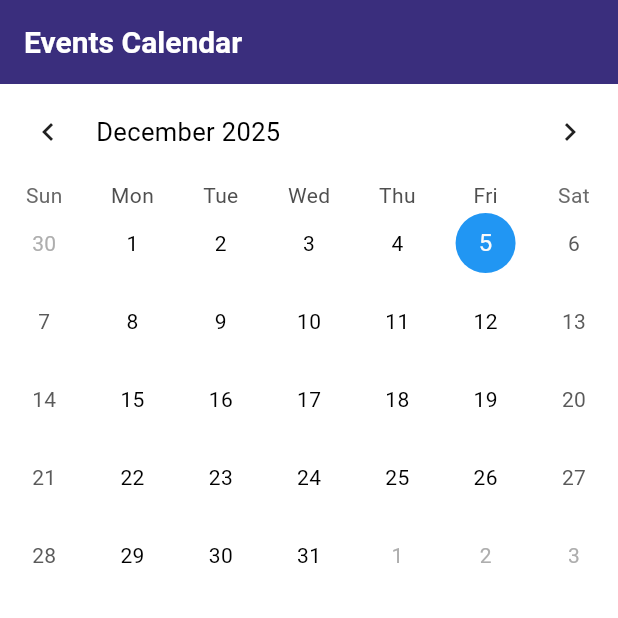
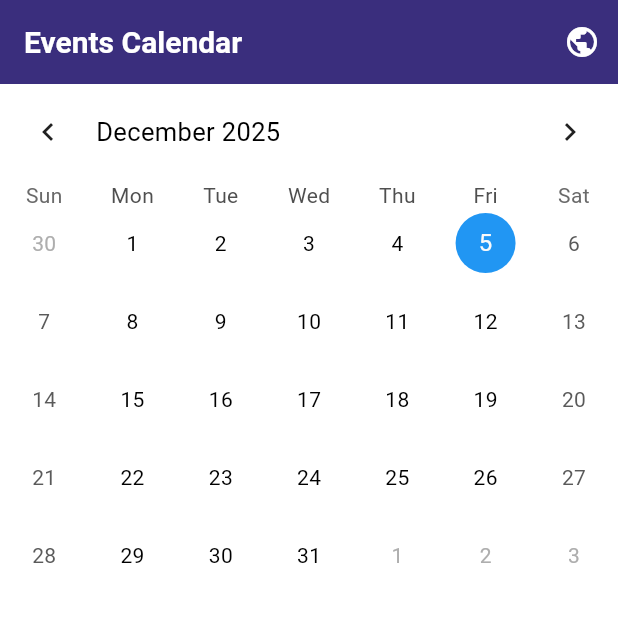
Before and after one commit to mspaldingworks/NPO-Community_app, a Flutter app: the CalendarScreen screen opened by its route, on a phone screen of 412 x 824 dp, the top half of it. Run offline on Flutter 3.47's test engine with Material 3 defaults, Android fonts, the phone set to English and light mode, and no system bars; drawn by our look-alikes of table_calendar; our stand-ins replace cached_network_image, emoji_picker_flutter, go_router, image_picker, logger, shared_preferences and 3 more; missing offline and left inert: icalendar_parser; accounts and stored records are empty; network calls fail.

Commit message:
Calendar: use LYG public Google Calendar ICS; add public calendar button; Dashboard shows only today's favorited events in chronological order and 'No events today' empty state

```diff
--- a/lib/core/services/calendar_service.dart
+++ b/lib/core/services/calendar_service.dart
@@ -3,7 +3,7 @@ import 'package:icalendar_parser/icalendar_parser.dart';
 import 'package:transconnect/models/event.dart';
 
 class CalendarService {
-  final String _calenderUrl = 'https://calendar.google.com/calendar/ical/c_5e1fb913d97c3279485d1cb25013c8947232eed0bbc5068ed003be9cebf4c58a%40group.calendar.google.com/public/basic.ics';
+  final String _calenderUrl = 'https://calendar.google.com/calendar/ical/louisvilleyouthgroup.org_dsuqb6s982mabolcjioivdu5pk%40group.calendar.google.com/public/basic.ics';
 
   Future<List<Event>> fetchEvents() async {
     try {
--- a/lib/features/events/screens/calendar_screen.dart
+++ b/lib/features/events/screens/calendar_screen.dart
@@ -3,6 +3,7 @@ import 'package:table_calendar/table_calendar.dart';
 import 'package:transconnect/core/services/calendar_service.dart';
 import 'package:transconnect/features/events/services/favorites_service.dart';
 import 'package:transconnect/models/event.dart';
+import 'package:url_launcher/url_launcher.dart';
 
 class CalendarScreen extends StatefulWidget {
   const CalendarScreen({super.key});
@@ -20,6 +21,11 @@ class _CalendarScreenState extends State<CalendarScreen> {
   DateTime _focusedDay = DateTime.now();
   DateTime? _selectedDay;
   bool _isLoading = true;
+
+  Future<void> _openPublicCalendar() async {
+    final url = Uri.parse('https://calendar.google.com/calendar/embed?src=louisvilleyouthgroup.org_dsuqb6s982mabolcjioivdu5pk%40group.calendar.google.com&ctz=America%2FNew_York');
+    await launchUrl(url, mode: LaunchMode.externalApplication);
+  }
 
   @override
   void initState() {
@@ -72,6 +78,13 @@ class _CalendarScreenState extends State<CalendarScreen> {
     return Scaffold(
       appBar: AppBar(
         title: const Text('Events Calendar'),
+        actions: [
+          IconButton(
+            tooltip: 'Open public calendar',
+            icon: const Icon(Icons.public),
+            onPressed: _openPublicCalendar,
+          ),
+        ],
       ),
       body: Column(
         children: [
```
Also changed, not shown: lib/pages/dashboard/dashboard_screen.dart (+14 -8 lines).
